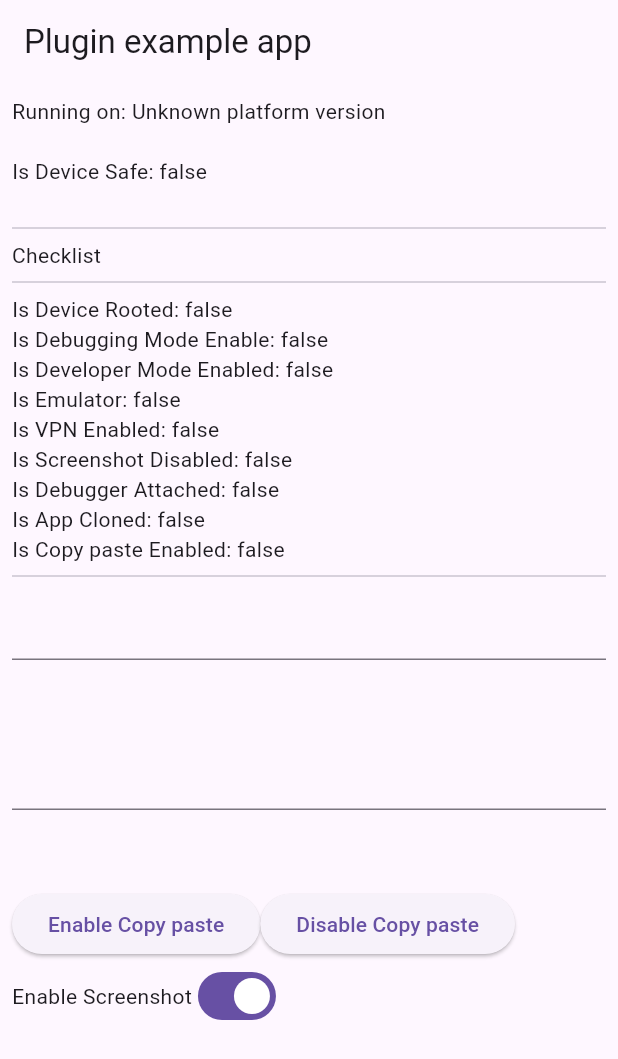
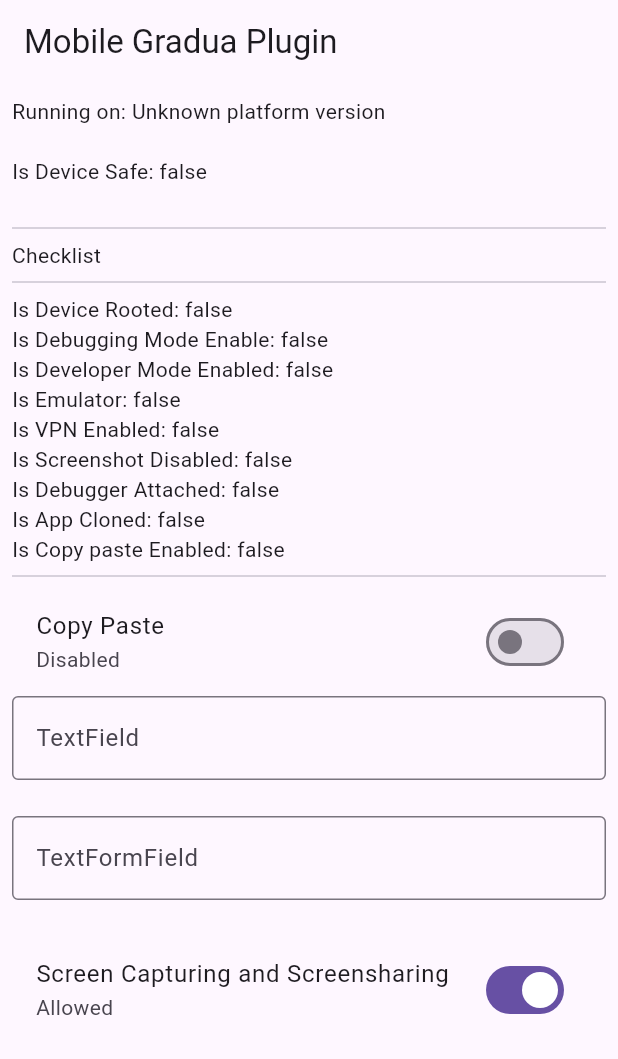
Before and after one commit to imsuraj024/DefenSys, a Flutter app: the screen it shows after launch, on a phone screen of 412 x 824 dp. Shown: the top 1059 px of the screen. Run offline on Flutter 3.47's test engine with Material 3 defaults, Android fonts, the phone set to English and light mode, and no system bars; our stand-ins replace plugin_platform_interface.

Commit message:
feat: example app design change

```diff
--- a/example/lib/main.dart
+++ b/example/lib/main.dart
@@ -91,7 +91,7 @@ class _MyAppState extends State<MyApp> {
       debugShowCheckedModeBanner: false,
       home: Scaffold(
         appBar: AppBar(
-          title: const Text('Plugin example app'),
+          title: const Text('Mobile Gradua Plugin'),
         ),
         body: Padding(
           padding: const EdgeInsets.all(8.0),
@@ -118,9 +118,25 @@ class _MyAppState extends State<MyApp> {
                 Text('Is App Cloned: $_isAppCloned'),
                 Text('Is Copy paste Enabled: $_copyPasteEnable'),
                 const Divider(),
+                ListTile(
+                  title: const Text("Copy Paste"),
+                  subtitle: _copyPasteEnable
+                      ? const Text("Enabled")
+                      : const Text("Disabled"),
+                  trailing: Switch.adaptive(
+                      value: _copyPasteEnable,
+                      onChanged: (value) {
+                        _copyPasteEnable = !_copyPasteEnable;
+                        setState(() {});
+                      }),
+                ),
                 SizedBox(
-                  height: 100,
+                  height: 80,
                   child: TextField(
+                    decoration: const InputDecoration(
+                      label: Text("TextField"),
+                      border: OutlineInputBorder(),
+                    ),
                     enableInteractiveSelection: _copyPasteEnable,
                     contextMenuBuilder: _copyPasteEnable
                         ? (context, editableTextState) {
@@ -135,8 +151,12 @@ class _MyAppState extends State<MyApp> {
                   ),
                 ),
                 SizedBox(
-                  height: 100,
+                  height: 80,
                   child: TextFormField(
+                    decoration: const InputDecoration(
+                      label: Text("TextFormField"),
+                      border: OutlineInputBorder(),
+                    ),
                     enableInteractiveSelection: _copyPasteEnable,
                     contextMenuBuilder: _copyPasteEnable
                         ? (context, editableTextState) {
@@ -150,42 +170,22 @@ class _MyAppState extends State<MyApp> {
                         : null,
                   ),
                 ),
-                Row(
-                  children: [
-                    ElevatedButton(
-                      onPressed: () {
-                        setState(() {
-                          _copyPasteEnable = true;
-                        });
-                      },
-                      child: const Text('Enable Copy paste'),
-                    ),
-                    ElevatedButton(
-                      onPressed: () {
-                        setState(() {
-                          _copyPasteEnable = false;
-                        });
-                      },
-                      child: const Text('Disable Copy paste'),
-                    ),
-                  ],
-                ),
-                Row(
-                  children: [
-                    const Text("Enable Screenshot"),
-                    Switch.adaptive(
-                        value: !_isScreenshotDisabled,
-                        onChanged: (value) {
-                          _isScreenshotDisabled = !_isScreenshotDisabled;
-
-                          if (_isScreenshotDisabled) {
-                            _mobileGarudaPlugin.disableScreenshot();
-                          } else {
-                            _mobileGarudaPlugin.enableScreenshot();
-                          }
-                          setState(() {});
-                        }),
-                  ],
+                ListTile(
+                  title: const Text("Screen Capturing and Screensharing"),
+                  subtitle: !_isScreenshotDisabled
+                      ? const Text("Allowed")
+                      : const Text("Restricted"),
+                  trailing: Switch.adaptive(
+                      value: !_isScreenshotDisabled,
+                      onChanged: (value) {
+                        if (_isScreenshotDisabled) {
+                          _mobileGarudaPlugin.enableScreenshot();
+                        } else {
+                          _mobileGarudaPlugin.disableScreenshot();
+                        }
+                        _isScreenshotDisabled = !_isScreenshotDisabled;
+                        setState(() {});
+                      }),
                 ),
               ],
             ),
```
Also changed, not shown: 1 other file.
